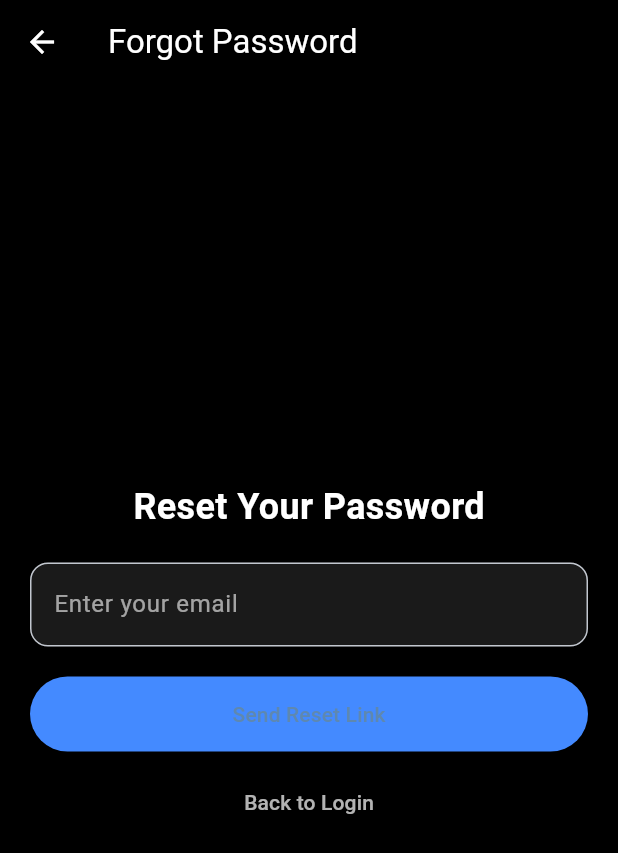
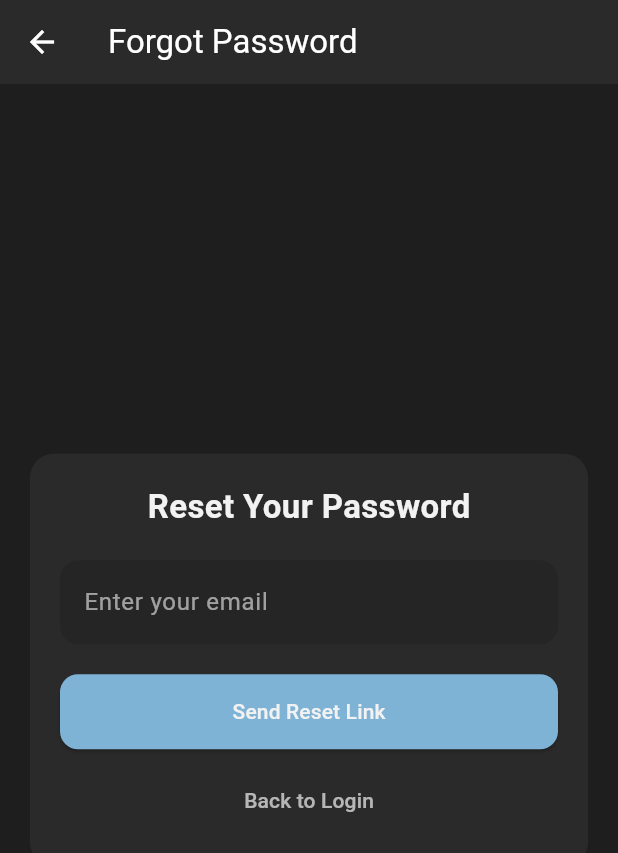
Before and after one commit to nigelberewere/eventsandtimetables, a Flutter app: the ForgotPasswordScreen screen opened directly, on a phone screen of 412 x 824 dp. Shown: the top 853 px of the screen. Run offline on Flutter 3.47's test engine with Material 3 defaults, Android fonts, the phone set to English and light mode, and no system bars; our stand-ins replace supabase_flutter; accounts and stored records are empty.

Commit message:
Updated forgetpassword.dart to match the theme provider

```diff
--- a/lib/pages/forgetpassword.dart
+++ b/lib/pages/forgetpassword.dart
@@ -1,5 +1,8 @@
 import 'package:flutter/material.dart';
+import 'package:provider/provider.dart';
 import 'package:supabase_flutter/supabase_flutter.dart';
+
+import 'theme_provider.dart';
 
 class ForgotPasswordScreen extends StatefulWidget {
   const ForgotPasswordScreen({super.key});
@@ -50,25 +53,33 @@ class _ForgotPasswordScreenState extends State<ForgotPasswordScreen> {
 
   @override
   Widget build(BuildContext context) {
+    final theme = Provider.of<ThemeProvider>(context);
+
     return Scaffold(
-      backgroundColor: Colors.black,
+      backgroundColor: theme.backgroundColor,
       appBar: AppBar(
         title: const Text("Forgot Password"),
-        backgroundColor: Colors.transparent,
+        backgroundColor: theme.surfaceColor,
         elevation: 0,
       ),
       body: Center(
         child: Padding(
           padding: const EdgeInsets.all(20),
+          child: Container(
+            padding: const EdgeInsets.all(20),
+            decoration: BoxDecoration(
+              color: theme.surfaceColor,
+              borderRadius: BorderRadius.circular(16),
+            ),
             child: Column(
-            mainAxisAlignment: MainAxisAlignment.center,
+              mainAxisSize: MainAxisSize.min,
               children: [
-              const Text(
+                Text(
                   "Reset Your Password",
                   style: TextStyle(
-                  fontSize: 24,
+                    fontSize: 22,
                     fontWeight: FontWeight.bold,
-                  color: Colors.white,
+                    color: theme.textColor,
                   ),
                 ),
 
@@ -76,14 +87,17 @@ class _ForgotPasswordScreenState extends State<ForgotPasswordScreen> {
 
                 TextField(
                   controller: _emailController,
-                style: const TextStyle(color: Colors.white),
+                  style: TextStyle(color: theme.textColor),
                   decoration: InputDecoration(
                     hintText: "Enter your email",
-                  hintStyle: TextStyle(color: Colors.white.withOpacity(0.6)),
+                    hintStyle: TextStyle(
+                      color: theme.textColor.withOpacity(0.6),
+                    ),
                     filled: true,
-                  fillColor: Colors.white.withOpacity(0.1),
+                    fillColor: theme.backgroundColor.withOpacity(0.4),
                     border: OutlineInputBorder(
                       borderRadius: BorderRadius.circular(12),
+                      borderSide: BorderSide.none,
                     ),
                   ),
                 ),
@@ -96,11 +110,19 @@ class _ForgotPasswordScreenState extends State<ForgotPasswordScreen> {
                     onPressed: _loading ? null : _resetPassword,
                     style: ElevatedButton.styleFrom(
                       padding: const EdgeInsets.symmetric(vertical: 15),
-                    backgroundColor: Colors.blueAccent,
+                      backgroundColor: theme.accentColor,
+                      shape: RoundedRectangleBorder(
+                        borderRadius: BorderRadius.circular(12),
+                      ),
                     ),
                     child: _loading
-                      ? const CircularProgressIndicator(color: Colors.white)
-                      : const Text("Send Reset Link"),
+                        ? CircularProgressIndicator(
+                            color: theme.textColor,
+                          )
+                        : Text(
+                            "Send Reset Link",
+                            style: TextStyle(color: theme.textColor),
+                          ),
                   ),
                 ),
 
@@ -108,12 +130,15 @@ class _ForgotPasswordScreenState extends State<ForgotPasswordScreen> {
 
                 TextButton(
                   onPressed: () => Navigator.pop(context),
-                child: const Text(
+                  child: Text(
                     "Back to Login",
-                  style: TextStyle(color: Colors.white70),
+                    style: TextStyle(
+                      color: theme.textColor.withOpacity(0.7),
                     ),
-              )
+                  ),
+                ),
               ],
+            ),
           ),
         ),
       ),
```
Lines whose indentation alone changed are shown as unchanged.
